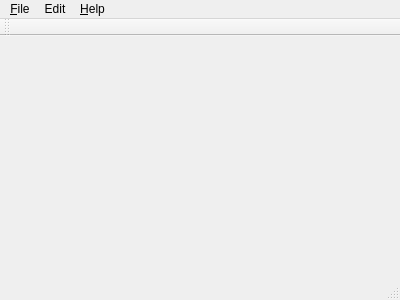
Above: CafeMenuEditor/mainwindow.ui from PLLUG-Community-C-Qt-Roadmap/CPPQT-2016-1-CafeMenuEditor before the change. Below: the same form after it.
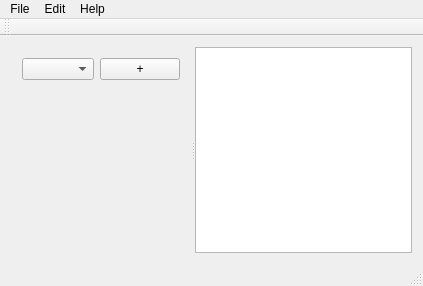
That is the form after the change.

Commit message: Added main interface widgets.

```diff
--- a/CafeMenuEditor/mainwindow.ui
+++ b/CafeMenuEditor/mainwindow.ui
@@ -6,26 +6,71 @@
    <rect>
     <x>0</x>
     <y>0</y>
-    <width>400</width>
-    <height>300</height>
+    <width>423</width>
+    <height>286</height>
    </rect>
   </property>
   <property name="windowTitle">
    <string>MainWindow</string>
   </property>
-  <widget class="QWidget" name="centralWidget"/>
+  <widget class="QWidget" name="centralWidget">
+   <layout class="QHBoxLayout" name="horizontalLayout_2" stretch="0">
+    <item>
+     <widget class="QSplitter" name="splitter">
+      <property name="orientation">
+       <enum>Qt::Horizontal</enum>
+      </property>
+      <widget class="QWidget" name="">
+       <layout class="QVBoxLayout" name="verticalLayout">
+        <item>
+         <layout class="QHBoxLayout" name="horizontalLayout" stretch="2,0">
+          <item>
+           <widget class="QComboBox" name="comboBox">
+            <property name="enabled">
+             <bool>true</bool>
+            </property>
+            <property name="maximumSize">
+             <size>
+              <width>16777215</width>
+              <height>16777215</height>
+             </size>
+            </property>
+           </widget>
+          </item>
+          <item>
+           <widget class="QPushButton" name="pushButton">
+            <property name="text">
+             <string>+</string>
+            </property>
+           </widget>
+          </item>
+         </layout>
+        </item>
+        <item>
+         <widget class="QStackedWidget" name="stackedWidget">
+          <widget class="QWidget" name="page_3"/>
+          <widget class="QWidget" name="page_4"/>
+         </widget>
+        </item>
+       </layout>
+      </widget>
+      <widget class="QTextEdit" name="textEdit"/>
+     </widget>
+    </item>
+   </layout>
+  </widget>
   <widget class="QMenuBar" name="menuBar">
    <property name="geometry">
     <rect>
      <x>0</x>
      <y>0</y>
-     <width>400</width>
+     <width>423</width>
      <height>21</height>
     </rect>
    </property>
    <widget class="QMenu" name="menu_File">
     <property name="title">
-     <string>&amp;File</string>
+     <string>File</string>
     </property>
     <addaction name="action_Open"/>
     <addaction name="actionS_ave"/>
@@ -41,7 +86,7 @@
    </widget>
    <widget class="QMenu" name="menu_Help">
     <property name="title">
-     <string>&amp;Help</string>
+     <string>Help</string>
     </property>
     <addaction name="action_About_Menu_Editor"/>
     <addaction name="actionAbout_Qt"/>
```
Left out of the diff: 2 changed lines with no effect on the pictures.
